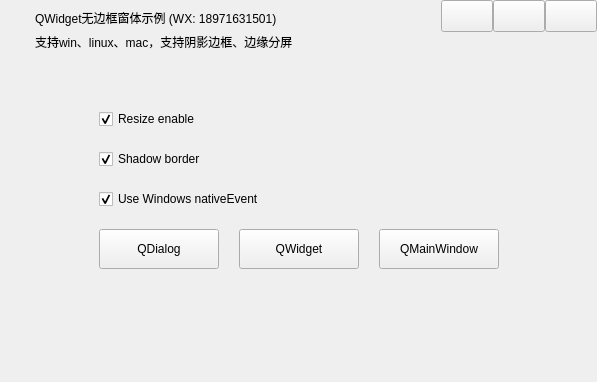
First picture: the form in examples/demo/widget.ui, repository jwait/qt-frameless, before the edit.
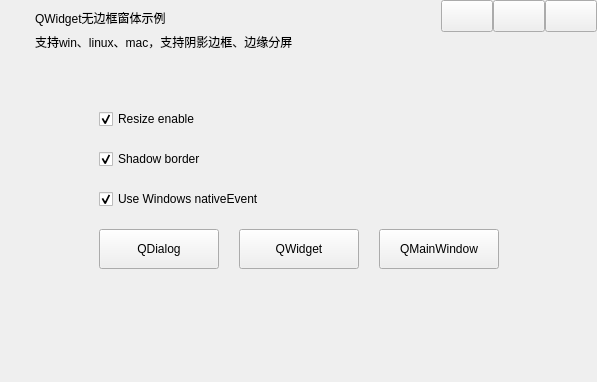
Second picture: the form after the edit.

What changed in the file:
```diff
--- a/examples/demo/widget.ui
+++ b/examples/demo/widget.ui
@@ -98,7 +98,7 @@
               </sizepolicy>
              </property>
              <property name="text">
-              <string>QWidget无边框窗体示例 (WX: 18971631501)</string>
+              <string>QWidget无边框窗体示例</string>
              </property>
             </widget>
            </item>
```
